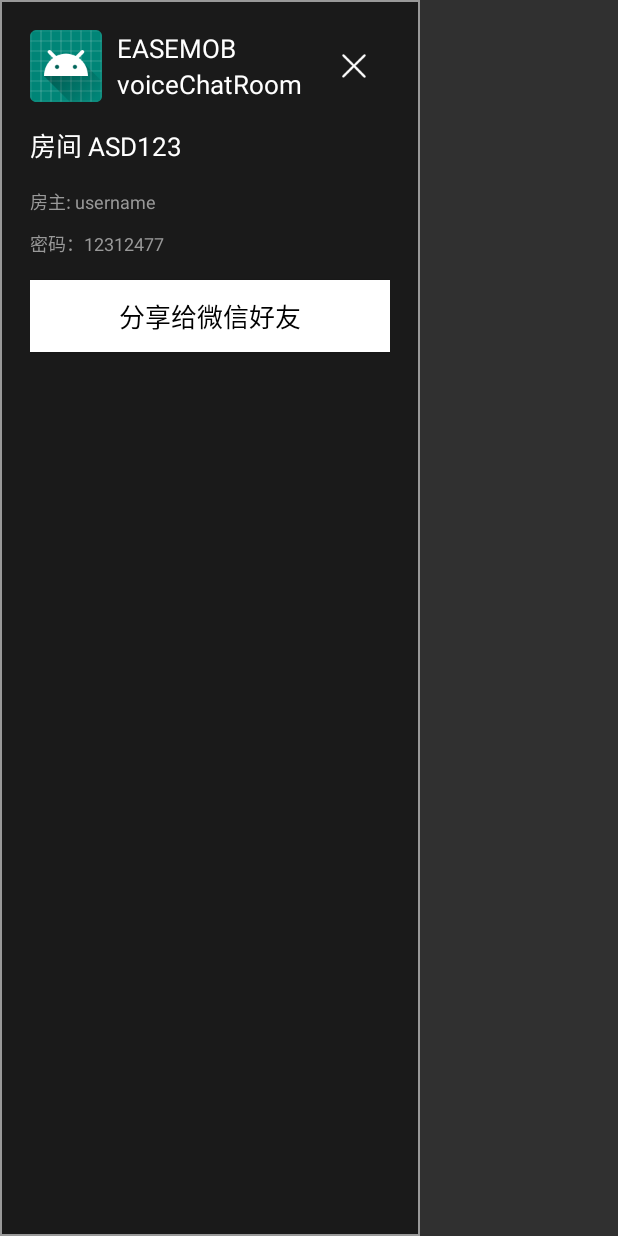
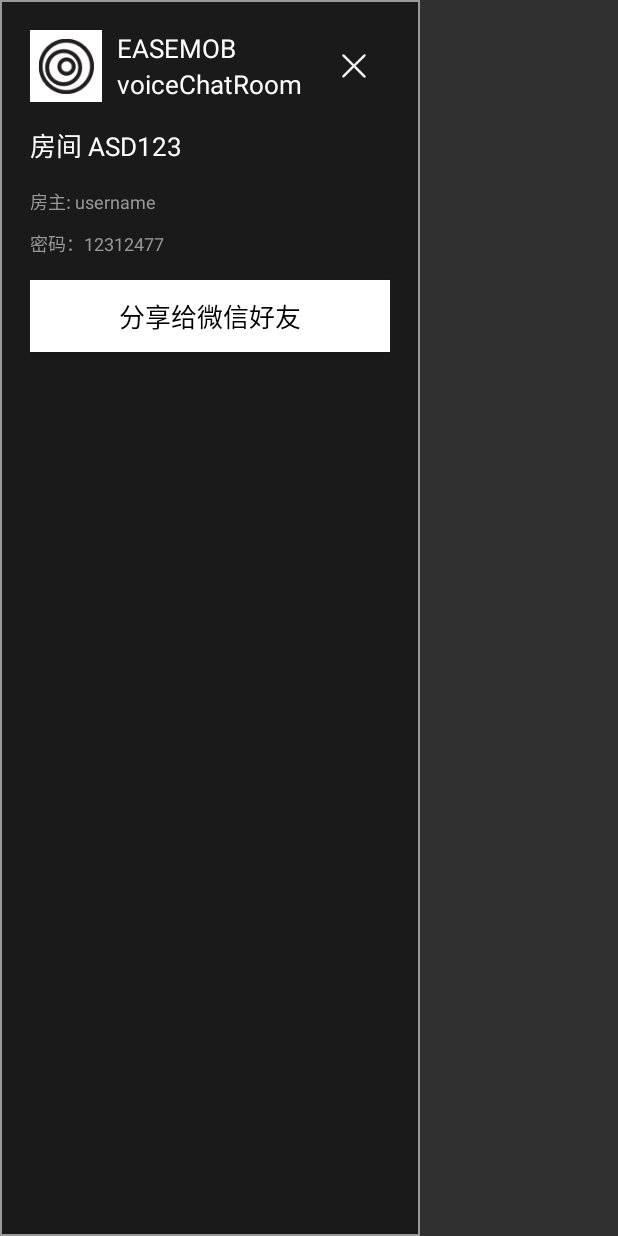
Before and after one commit to easemob/liveroom-android, an Android app: the layout activity_shared.xml on its own in the app's theme, with its tools: preview values and no code run, on a phone screen of 412 x 824 dp. Run offline under Robolectric (Android 15) with nearby library versions, the phone set to English and light mode, and no system bars.

Commit message:
修改app名称,图标,背景音乐.

```diff
--- a/app/src/main/AndroidManifest.xml
+++ b/app/src/main/AndroidManifest.xml
@@ -29,7 +29,7 @@
         android:allowBackup="false"
         android:icon="@mipmap/ic_launcher"
         android:label="@string/app_name"
-        android:roundIcon="@mipmap/ic_launcher_round"
+        android:roundIcon="@mipmap/ic_launcher"
         android:supportsRtl="true"
         android:theme="@style/AppTheme"
         android:usesCleartextTraffic="true">
--- a/app/src/main/res/drawable-v24/ic_launcher_foreground.xml
+++ /dev/null
@@ -1,34 +0,0 @@
-<vector xmlns:android="http://schemas.android.com/apk/res/android"
-    xmlns:aapt="http://schemas.android.com/aapt"
-    android:width="108dp"
-    android:height="108dp"
-    android:viewportWidth="108"
-    android:viewportHeight="108">
-    <path
-        android:fillType="evenOdd"
-        android:pathData="M32,64C32,64 38.39,52.99 44.13,50.95C51.37,48.37 70.14,49.57 70.14,49.57L108.26,87.69L108,109.01L75.97,107.97L32,64Z"
-        android:strokeWidth="1"
-        android:strokeColor="#00000000">
-        <aapt:attr name="android:fillColor">
-            <gradient
-                android:endX="78.5885"
-                android:endY="90.9159"
-                android:startX="48.7653"
-                android:startY="61.0927"
-                android:type="linear">
-                <item
-                    android:color="#44000000"
-                    android:offset="0.0" />
-                <item
-                    android:color="#00000000"
-                    android:offset="1.0" />
-            </gradient>
-        </aapt:attr>
-    </path>
-    <path
-        android:fillColor="#FFFFFF"
-        android:fillType="nonZero"
-        android:pathData="M66.94,46.02L66.94,46.02C72.44,50.07 76,56.61 76,64L32,64C32,56.61 35.56,50.11 40.98,46.06L36.18,41.19C35.45,40.45 35.45,39.3 36.18,38.56C36.91,37.81 38.05,37.81 38.78,38.56L44.25,44.05C47.18,42.57 50.48,41.71 54,41.71C57.48,41.71 60.78,42.57 63.68,44.05L69.11,38.56C69.84,37.81 70.98,37.81 71.71,38.56C72.44,39.3 72.44,40.45 71.71,41.19L66.94,46.02ZM62.94,56.92C64.08,56.92 65,56.01 65,54.88C65,53.76 64.08,52.85 62.94,52.85C61.8,52.85 60.88,53.76 60.88,54.88C60.88,56.01 61.8,56.92 62.94,56.92ZM45.06,56.92C46.2,56.92 47.13,56.01 47.13,54.88C47.13,53.76 46.2,52.85 45.06,52.85C43.92,52.85 43,53.76 43,54.88C43,56.01 43.92,56.92 45.06,56.92Z"
-        android:strokeWidth="1"
-        android:strokeColor="#00000000" />
-</vector>
--- a/app/src/main/res/drawable/ic_launcher_background.xml
+++ /dev/null
@@ -1,170 +0,0 @@
-<?xml version="1.0" encoding="utf-8"?>
-<vector xmlns:android="http://schemas.android.com/apk/res/android"
-    android:width="108dp"
-    android:height="108dp"
-    android:viewportWidth="108"
-    android:viewportHeight="108">
-    <path
-        android:fillColor="#008577"
-        android:pathData="M0,0h108v108h-108z" />
-    <path
-        android:fillColor="#00000000"
-        android:pathData="M9,0L9,108"
-        android:strokeWidth="0.8"
-        android:strokeColor="#33FFFFFF" />
-    <path
-        android:fillColor="#00000000"
-        android:pathData="M19,0L19,108"
-        android:strokeWidth="0.8"
-        android:strokeColor="#33FFFFFF" />
-    <path
-        android:fillColor="#00000000"
-        android:pathData="M29,0L29,108"
-        android:strokeWidth="0.8"
-        android:strokeColor="#33FFFFFF" />
-    <path
-        android:fillColor="#00000000"
-        android:pathData="M39,0L39,108"
-        android:strokeWidth="0.8"
-        android:strokeColor="#33FFFFFF" />
-    <path
-        android:fillColor="#00000000"
-        android:pathData="M49,0L49,108"
-        android:strokeWidth="0.8"
-        android:strokeColor="#33FFFFFF" />
-    <path
-        android:fillColor="#00000000"
-        android:pathData="M59,0L59,108"
-        android:strokeWidth="0.8"
-        android:strokeColor="#33FFFFFF" />
-    <path
-        android:fillColor="#00000000"
-        android:pathData="M69,0L69,108"
-        android:strokeWidth="0.8"
-        android:strokeColor="#33FFFFFF" />
-    <path
-        android:fillColor="#00000000"
-        android:pathData="M79,0L79,108"
-        android:strokeWidth="0.8"
-        android:strokeColor="#33FFFFFF" />
-    <path
-        android:fillColor="#00000000"
-        android:pathData="M89,0L89,108"
-        android:strokeWidth="0.8"
-        android:strokeColor="#33FFFFFF" />
-    <path
-        android:fillColor="#00000000"
-        android:pathData="M99,0L99,108"
-        android:strokeWidth="0.8"
-        android:strokeColor="#33FFFFFF" />
-    <path
-        android:fillColor="#00000000"
-        android:pathData="M0,9L108,9"
-        android:strokeWidth="0.8"
-        android:strokeColor="#33FFFFFF" />
-    <path
-        android:fillColor="#00000000"
-        android:pathData="M0,19L108,19"
-        android:strokeWidth="0.8"
-        android:strokeColor="#33FFFFFF" />
-    <path
-        android:fillColor="#00000000"
-        android:pathData="M0,29L108,29"
-        android:strokeWidth="0.8"
-        android:strokeColor="#33FFFFFF" />
-    <path
-        android:fillColor="#00000000"
-        android:pathData="M0,39L108,39"
-        android:strokeWidth="0.8"
-        android:strokeColor="#33FFFFFF" />
-    <path
-        android:fillColor="#00000000"
-        android:pathData="M0,49L108,49"
-        android:strokeWidth="0.8"
-        android:strokeColor="#33FFFFFF" />
-    <path
-        android:fillColor="#00000000"
-        android:pathData="M0,59L108,59"
-        android:strokeWidth="0.8"
-        android:strokeColor="#33FFFFFF" />
-    <path
-        android:fillColor="#00000000"
-        android:pathData="M0,69L108,69"
-        android:strokeWidth="0.8"
-        android:strokeColor="#33FFFFFF" />
-    <path
-        android:fillColor="#00000000"
-        android:pathData="M0,79L108,79"
-        android:strokeWidth="0.8"
-        android:strokeColor="#33FFFFFF" />
-    <path
-        android:fillColor="#00000000"
-        android:pathData="M0,89L108,89"
-        android:strokeWidth="0.8"
-        android:strokeColor="#33FFFFFF" />
-    <path
-        android:fillColor="#00000000"
-        android:pathData="M0,99L108,99"
-        android:strokeWidth="0.8"
-        android:strokeColor="#33FFFFFF" />
-    <path
-        android:fillColor="#00000000"
-        android:pathData="M19,29L89,29"
-        android:strokeWidth="0.8"
-        android:strokeColor="#33FFFFFF" />
-    <path
-        android:fillColor="#00000000"
-        android:pathData="M19,39L89,39"
-        android:strokeWidth="0.8"
-        android:strokeColor="#33FFFFFF" />
-    <path
-        android:fillColor="#00000000"
-        android:pathData="M19,49L89,49"
-        android:strokeWidth="0.8"
-        android:strokeColor="#33FFFFFF" />
-    <path
-        android:fillColor="#00000000"
-        android:pathData="M19,59L89,59"
-        android:strokeWidth="0.8"
-        android:strokeColor="#33FFFFFF" />
-    <path
-        android:fillColor="#00000000"
-        android:pathData="M19,69L89,69"
-        android:strokeWidth="0.8"
-        android:strokeColor="#33FFFFFF" />
-    <path
-        android:fillColor="#00000000"
-        android:pathData="M19,79L89,79"
-        android:strokeWidth="0.8"
-        android:strokeColor="#33FFFFFF" />
-    <path
-        android:fillColor="#00000000"
-        android:pathData="M29,19L29,89"
-        android:strokeWidth="0.8"
-        android:strokeColor="#33FFFFFF" />
-    <path
-        android:fillColor="#00000000"
-        android:pathData="M39,19L39,89"
-        android:strokeWidth="0.8"
-        android:strokeColor="#33FFFFFF" />
-    <path
-        android:fillColor="#00000000"
-        android:pathData="M49,19L49,89"
-        android:strokeWidth="0.8"
-        android:strokeColor="#33FFFFFF" />
-    <path
-        android:fillColor="#00000000"
-        android:pathData="M59,19L59,89"
-        android:strokeWidth="0.8"
-        android:strokeColor="#33FFFFFF" />
-    <path
-        android:fillColor="#00000000"
-        android:pathData="M69,19L69,89"
-        android:strokeWidth="0.8"
-        android:strokeColor="#33FFFFFF" />
-    <path
-        android:fillColor="#00000000"
-        android:pathData="M79,19L79,89"
-        android:strokeWidth="0.8"
-        android:strokeColor="#33FFFFFF" />
-</vector>
--- a/app/src/main/res/mipmap-anydpi-v26/ic_launcher.xml
+++ /dev/null
@@ -1,5 +0,0 @@
-<?xml version="1.0" encoding="utf-8"?>
-<adaptive-icon xmlns:android="http://schemas.android.com/apk/res/android">
-    <background android:drawable="@drawable/ic_launcher_background" />
-    <foreground android:drawable="@drawable/ic_launcher_foreground" />
-</adaptive-icon>
--- a/app/src/main/res/mipmap-anydpi-v26/ic_launcher_round.xml
+++ /dev/null
@@ -1,5 +0,0 @@
-<?xml version="1.0" encoding="utf-8"?>
-<adaptive-icon xmlns:android="http://schemas.android.com/apk/res/android">
-    <background android:drawable="@drawable/ic_launcher_background" />
-    <foreground android:drawable="@drawable/ic_launcher_foreground" />
-</adaptive-icon>
--- a/app/src/main/res/values/strings.xml
+++ b/app/src/main/res/values/strings.xml
@@ -1,5 +1,5 @@
 <resources xmlns:tools="http://schemas.android.com/tools" tools:ignore="MissingTranslation">
-    <string name="app_name">LiveRoom</string>
+    <string name="app_name">TC</string>
 
     <!-- login start -->
     <string name="login">login</string>
```
Also changed, not shown: app/src/main/res/mipmap-hdpi/ic_launcher.png, app/src/main/res/mipmap-hdpi/ic_launcher_round.png (deleted), app/src/main/res/mipmap-mdpi/ic_launcher.png, app/src/main/res/mipmap-mdpi/ic_launcher_round.png (deleted), app/src/main/res/mipmap-xhdpi/ic_launcher.png, app/src/main/res/mipmap-xhdpi/ic_launcher_round.png (deleted), app/src/main/res/mipmap-xxhdpi/ic_launcher.png, app/src/main/res/mipmap-xxhdpi/ic_launcher_round.png (deleted), app/src/main/res/mipmap-xxxhdpi/ic_launcher.png, app/src/main/res/mipmap-xxxhdpi/ic_launcher_round.png (deleted).
